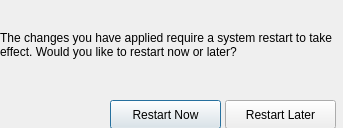
The window that restartDialog.ui (AnonymousHacker1279/RaspiControlPanel) describes before a commit, drawn with Qt 5.
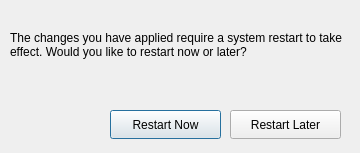
The same window after the commit. Icons and pictures are not drawn.

Commit message: Bug Fix - Cramped Text in Menu Increased the size of the GUI to prevent text from being pushed under other elements

```diff
--- a/restartDialog.ui
+++ b/restartDialog.ui
@@ -6,8 +6,8 @@
    <rect>
     <x>0</x>
     <y>0</y>
-    <width>343</width>
-    <height>128</height>
+    <width>360</width>
+    <height>153</height>
    </rect>
   </property>
   <property name="windowTitle">
@@ -20,8 +20,8 @@
   <widget class="QPushButton" name="restartLater">
    <property name="geometry">
     <rect>
-     <x>225</x>
-     <y>100</y>
+     <x>230</x>
+     <y>110</y>
      <width>111</width>
      <height>29</height>
     </rect>
@@ -37,7 +37,7 @@
    <property name="geometry">
     <rect>
      <x>110</x>
-     <y>100</y>
+     <y>110</y>
      <width>111</width>
      <height>29</height>
     </rect>
@@ -49,7 +49,7 @@
   <widget class="QLabel" name="label">
    <property name="geometry">
     <rect>
-     <x>0</x>
+     <x>10</x>
      <y>0</y>
      <width>341</width>
      <height>91</height>
```
The commit also changes 3 other files.
